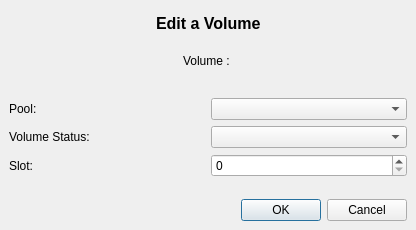
Qt form bacula/src/qt-console/mediaedit/mediaedit.ui (rkorzeniewski/bacula) before a commit.
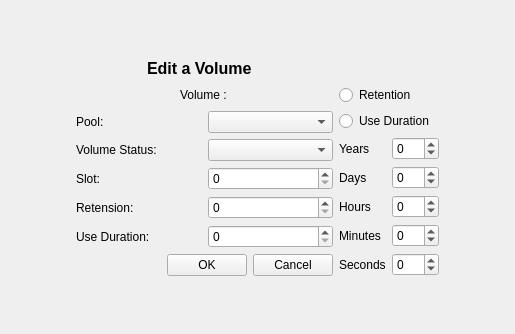
The same form after that commit.

Commit message: Add icon to label class in page selector. Turn media edit into a inheritor of the page class to put it on the stack. Added status tips for buttons in main.ui via designer Added truly fancy method of editing retention and use duration in media edit.

The edit to the form file:
```diff
--- a/bacula/src/qt-console/mediaedit/mediaedit.ui
+++ b/bacula/src/qt-console/mediaedit/mediaedit.ui
@@ -1,15 +1,12 @@
 <ui version="4.0" >
- <class>mediaeditForm</class>
- <widget class="QDialog" name="mediaeditForm" >
-  <property name="windowModality" >
-   <enum>Qt::WindowModal</enum>
-  </property>
+ <class>mediaEditForm</class>
+ <widget class="QWidget" name="mediaEditForm" >
   <property name="geometry" >
    <rect>
     <x>0</x>
     <y>0</y>
-    <width>416</width>
-    <height>230</height>
+    <width>515</width>
+    <height>334</height>
    </rect>
   </property>
   <property name="windowTitle" >
@@ -22,7 +19,56 @@
    <property name="spacing" >
     <number>6</number>
    </property>
-   <item row="1" column="0" >
+   <item row="1" column="1" >
+    <layout class="QGridLayout" >
+     <property name="margin" >
+      <number>0</number>
+     </property>
+     <property name="spacing" >
+      <number>6</number>
+     </property>
+     <item row="6" column="1" >
+      <widget class="QLabel" name="label_10" >
+       <property name="text" >
+        <string>Minutes</string>
+       </property>
+      </widget>
+     </item>
+     <item row="5" column="2" >
+      <widget class="QSpinBox" name="hoursSpin" >
+       <property name="maximum" >
+        <number>24</number>
+       </property>
+       <property name="minimum" >
+        <number>-1</number>
+       </property>
+       <property name="value" >
+        <number>0</number>
+       </property>
+      </widget>
+     </item>
+     <item row="4" column="2" >
+      <widget class="QSpinBox" name="daysSpin" >
+       <property name="maximum" >
+        <number>365</number>
+       </property>
+       <property name="minimum" >
+        <number>-1</number>
+       </property>
+      </widget>
+     </item>
+     <item rowspan="8" row="0" column="0" >
+      <layout class="QGridLayout" >
+       <property name="margin" >
+        <number>0</number>
+       </property>
+       <property name="spacing" >
+        <number>6</number>
+       </property>
+       <item row="3" column="1" >
+        <widget class="QComboBox" name="statusCombo" />
+       </item>
+       <item row="1" column="0" colspan="2" >
     <layout class="QHBoxLayout" >
      <property name="margin" >
       <number>0</number>
@@ -71,57 +117,7 @@
      </item>
     </layout>
    </item>
-   <item row="3" column="0" >
-    <layout class="QGridLayout" >
-     <property name="margin" >
-      <number>0</number>
-     </property>
-     <property name="spacing" >
-      <number>6</number>
-     </property>
-     <item row="1" column="0" >
-      <widget class="QLabel" name="label_5" >
-       <property name="text" >
-        <string>Volume Status:</string>
-       </property>
-      </widget>
-     </item>
-     <item row="1" column="1" >
-      <widget class="QComboBox" name="statusCombo" />
-     </item>
-     <item row="0" column="1" >
-      <widget class="QComboBox" name="poolCombo" />
-     </item>
-     <item row="2" column="1" >
-      <widget class="QSpinBox" name="slotSpin" >
-       <property name="maximum" >
-        <number>10000</number>
-       </property>
-      </widget>
-     </item>
-     <item row="0" column="0" >
-      <widget class="QLabel" name="label_3" >
-       <property name="text" >
-        <string>Pool:</string>
-       </property>
-       <property name="buddy" >
-        <cstring>poolCombo</cstring>
-       </property>
-      </widget>
-     </item>
-     <item row="2" column="0" >
-      <widget class="QLabel" name="label_4" >
-       <property name="text" >
-        <string>Slot:</string>
-       </property>
-       <property name="buddy" >
-        <cstring>slotSpin</cstring>
-       </property>
-      </widget>
-     </item>
-    </layout>
-   </item>
-   <item row="0" column="0" >
+       <item row="0" column="0" colspan="2" >
     <layout class="QHBoxLayout" >
      <property name="margin" >
       <number>0</number>
@@ -174,43 +170,250 @@
     </layout>
    </item>
    <item row="4" column="0" >
-    <spacer>
-     <property name="orientation" >
-      <enum>Qt::Vertical</enum>
-     </property>
-     <property name="sizeType" >
-      <enum>QSizePolicy::Maximum</enum>
-     </property>
-     <property name="sizeHint" >
-      <size>
-       <width>21</width>
-       <height>16</height>
-      </size>
-     </property>
-    </spacer>
+        <widget class="QLabel" name="label_4" >
+         <property name="text" >
+          <string>Slot:</string>
+         </property>
+         <property name="buddy" >
+          <cstring>slotSpin</cstring>
+         </property>
+        </widget>
+       </item>
+       <item row="6" column="0" >
+        <widget class="QLabel" name="label_7" >
+         <property name="text" >
+          <string>Use Duration:</string>
+         </property>
+         <property name="buddy" >
+          <cstring>slotSpin</cstring>
+         </property>
+        </widget>
    </item>
    <item row="5" column="0" >
-    <widget class="QDialogButtonBox" name="buttonBox" >
+        <widget class="QLabel" name="label_6" >
+         <property name="text" >
+          <string>Retension:</string>
+         </property>
+         <property name="buddy" >
+          <cstring>slotSpin</cstring>
+         </property>
+        </widget>
+       </item>
+       <item row="5" column="1" >
+        <widget class="QSpinBox" name="retentionSpin" >
+         <property name="maximum" >
+          <number>2147483647</number>
+         </property>
+        </widget>
+       </item>
+       <item row="3" column="0" >
+        <widget class="QLabel" name="label_5" >
+         <property name="text" >
+          <string>Volume Status:</string>
+         </property>
+        </widget>
+       </item>
+       <item row="4" column="1" >
+        <widget class="QSpinBox" name="slotSpin" >
+         <property name="maximum" >
+          <number>10000</number>
+         </property>
+        </widget>
+       </item>
+       <item row="7" column="0" colspan="2" >
+        <layout class="QHBoxLayout" >
+         <property name="margin" >
+          <number>0</number>
+         </property>
+         <property name="spacing" >
+          <number>6</number>
+         </property>
+         <item>
+          <spacer>
      <property name="orientation" >
       <enum>Qt::Horizontal</enum>
      </property>
-     <property name="standardButtons" >
-      <set>QDialogButtonBox::Cancel|QDialogButtonBox::NoButton|QDialogButtonBox::Ok</set>
-     </property>
-    </widget>
+           <property name="sizeHint" >
+            <size>
+             <width>40</width>
+             <height>20</height>
+            </size>
+           </property>
+          </spacer>
+         </item>
+         <item>
+          <widget class="QPushButton" name="okButton" >
+           <property name="text" >
+            <string>OK</string>
+           </property>
+          </widget>
+         </item>
+         <item>
+          <widget class="QPushButton" name="cancelButton" >
+           <property name="text" >
+            <string>Cancel</string>
+           </property>
+          </widget>
+         </item>
+        </layout>
    </item>
    <item row="2" column="0" >
+        <widget class="QLabel" name="label_3" >
+         <property name="text" >
+          <string>Pool:</string>
+         </property>
+         <property name="buddy" >
+          <cstring>poolCombo</cstring>
+         </property>
+        </widget>
+       </item>
+       <item row="2" column="1" >
+        <widget class="QComboBox" name="poolCombo" />
+       </item>
+       <item row="6" column="1" >
+        <widget class="QSpinBox" name="useDurationSpin" >
+         <property name="maximum" >
+          <number>2147483647</number>
+         </property>
+        </widget>
+       </item>
+      </layout>
+     </item>
+     <item row="0" column="1" colspan="2" >
     <spacer>
      <property name="orientation" >
       <enum>Qt::Vertical</enum>
      </property>
-     <property name="sizeType" >
-      <enum>QSizePolicy::Maximum</enum>
-     </property>
      <property name="sizeHint" >
       <size>
-       <width>398</width>
+         <width>97</width>
        <height>16</height>
+        </size>
+       </property>
+      </spacer>
+     </item>
+     <item row="3" column="1" >
+      <widget class="QLabel" name="label_2" >
+       <property name="text" >
+        <string>Years</string>
+       </property>
+      </widget>
+     </item>
+     <item row="5" column="1" >
+      <widget class="QLabel" name="label_9" >
+       <property name="text" >
+        <string>Hours</string>
+       </property>
+      </widget>
+     </item>
+     <item row="2" column="1" colspan="2" >
+      <widget class="QRadioButton" name="useDurationRadio" >
+       <property name="text" >
+        <string>Use Duration</string>
+       </property>
+      </widget>
+     </item>
+     <item row="3" column="2" >
+      <widget class="QSpinBox" name="yearsSpin" >
+       <property name="maximum" >
+        <number>999</number>
+       </property>
+       <property name="minimum" >
+        <number>-1</number>
+       </property>
+      </widget>
+     </item>
+     <item row="4" column="1" >
+      <widget class="QLabel" name="label_8" >
+       <property name="text" >
+        <string>Days</string>
+       </property>
+      </widget>
+     </item>
+     <item row="7" column="1" >
+      <widget class="QLabel" name="label_11" >
+       <property name="text" >
+        <string>Seconds</string>
+       </property>
+      </widget>
+     </item>
+     <item row="1" column="1" colspan="2" >
+      <widget class="QRadioButton" name="retentionRadio" >
+       <property name="text" >
+        <string>Retention</string>
+       </property>
+      </widget>
+     </item>
+     <item row="7" column="2" >
+      <widget class="QSpinBox" name="secondsSpin" >
+       <property name="maximum" >
+        <number>60</number>
+       </property>
+       <property name="minimum" >
+        <number>-1</number>
+       </property>
+      </widget>
+     </item>
+     <item row="6" column="2" >
+      <widget class="QSpinBox" name="minutesSpin" >
+       <property name="maximum" >
+        <number>60</number>
+       </property>
+       <property name="minimum" >
+        <number>-1</number>
+       </property>
+      </widget>
+     </item>
+    </layout>
+   </item>
+   <item row="0" column="1" >
+    <spacer>
+     <property name="orientation" >
+      <enum>Qt::Vertical</enum>
+     </property>
+     <property name="sizeHint" >
+      <size>
+       <width>20</width>
+       <height>40</height>
+      </size>
+     </property>
+    </spacer>
+   </item>
+   <item row="2" column="1" >
+    <spacer>
+     <property name="orientation" >
+      <enum>Qt::Vertical</enum>
+     </property>
+     <property name="sizeHint" >
+      <size>
+       <width>20</width>
+       <height>40</height>
+      </size>
+     </property>
+    </spacer>
+   </item>
+   <item row="1" column="0" >
+    <spacer>
+     <property name="orientation" >
+      <enum>Qt::Horizontal</enum>
+     </property>
+     <property name="sizeHint" >
+      <size>
+       <width>40</width>
+       <height>20</height>
+      </size>
+     </property>
+    </spacer>
+   </item>
+   <item row="1" column="2" >
+    <spacer>
+     <property name="orientation" >
+      <enum>Qt::Horizontal</enum>
+     </property>
+     <property name="sizeHint" >
+      <size>
+       <width>40</width>
+       <height>20</height>
       </size>
      </property>
     </spacer>
```
Left out of the diff: 37 changed lines with no effect on the pictures. Lines whose indentation alone changed are shown as unchanged. The commit also changes 7 other files.
